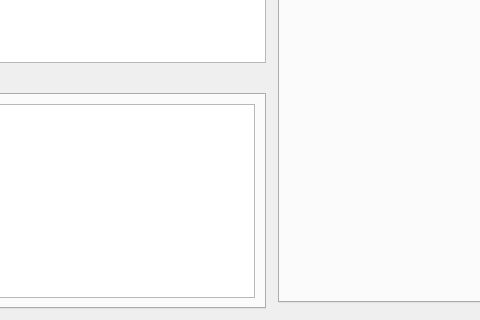
Old version of the form arkhorclient/gui/ahmaingui.ui in the repository kingnak/arkhor; both pictures show x 131 to 611 and y 275 to 595 of the 698 by 595 pixel window.
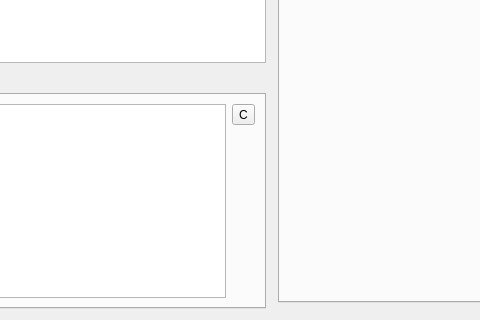
New version of the form. The open tabs and pages were chosen to show the change. Icons and pictures are not drawn. Custom widgets are drawn as their Qt base class.

Diff of the .ui file:
```diff
--- a/arkhorclient/gui/ahmaingui.ui
+++ b/arkhorclient/gui/ahmaingui.ui
@@ -62,6 +62,30 @@
            </property>
           </widget>
          </item>
+         <item>
+          <layout class="QVBoxLayout" name="verticalLayout_17">
+           <item>
+            <widget class="QToolButton" name="btnClearLog">
+             <property name="text">
+              <string notr="true">C</string>
+             </property>
+            </widget>
+           </item>
+           <item>
+            <spacer name="verticalSpacer_2">
+             <property name="orientation">
+              <enum>Qt::Vertical</enum>
+             </property>
+             <property name="sizeHint" stdset="0">
+              <size>
+               <width>20</width>
+               <height>40</height>
+              </size>
+             </property>
+            </spacer>
+           </item>
+          </layout>
+         </item>
         </layout>
        </widget>
       </widget>
```
Left out of the diff: 20 changed lines with no effect on the pictures.
